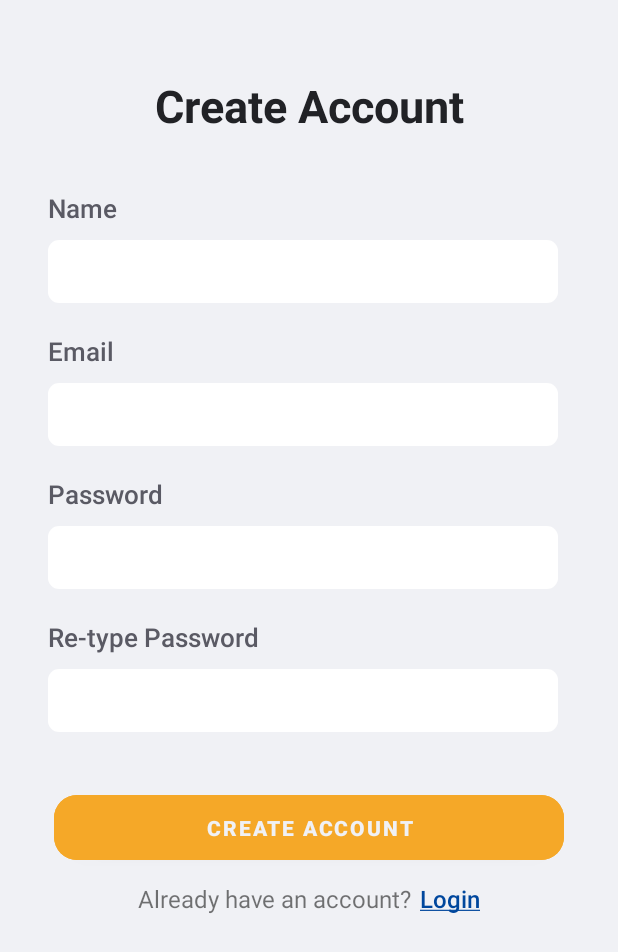
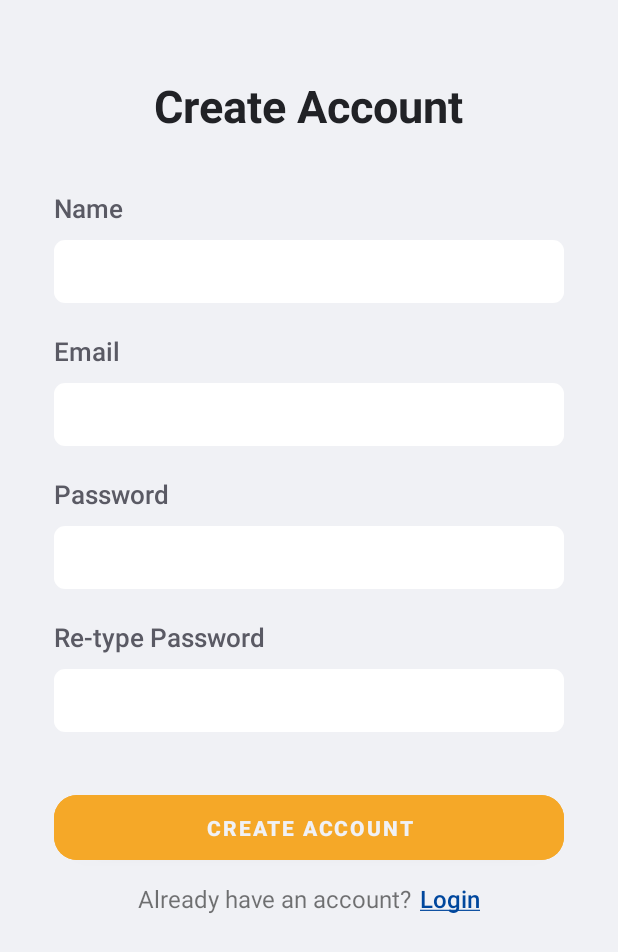
Before and after one commit to priskilladrn/TourIn, an Android app: the RegisterActivity screen opened directly, with no data from a screen before it, on a phone screen of 412 x 824 dp. Shown: the top 952 px of the screen. Run offline under Robolectric (Android 15) with nearby library versions, the light colour scheme and no system bars; our stand-ins replace Firebase (no records; nobody signed in at launch, a user with empty details on screens opened directly).

Commit message:
update banyak

```diff
--- a/app/src/main/java/com/example/tourin/AudioGuidance.java
+++ b/app/src/main/java/com/example/tourin/AudioGuidance.java
@@ -114,12 +114,12 @@ public class AudioGuidance extends AppCompatActivity {
                                     mHandler.postDelayed(runnable, 1000);
                                 }
                             })
-                            .setPositiveButton("Back to Home", new DialogInterface.OnClickListener() {
+                            .setPositiveButton("Finish", new DialogInterface.OnClickListener() {
                                 @Override
                                 public void onClick(DialogInterface dialogInterface, int i) {
                                     if (mp != null) mp.release();
                                     mHandler.removeCallbacks(runnable);
-                                    startActivity(new Intent(AudioGuidance.this, MainActivity.class));
+                                    //startActivity(new Intent(AudioGuidance.this, MainActivity.class));
                                     finish();
                                 }
                             }).show();
--- a/app/src/main/java/com/example/tourin/HomeFragment.java
+++ b/app/src/main/java/com/example/tourin/HomeFragment.java
@@ -10,11 +10,12 @@ import android.view.LayoutInflater;
 import android.view.View;
 import android.view.ViewGroup;
 import android.widget.Button;
+import android.widget.ScrollView;
 
 public class HomeFragment extends Fragment {
     Button btnTodetail;
     CardView cardViewMuseum,cardViewWaters,cardViewMountain,cardViewCeremonies,cardViewDances,cardViewFoods;
-
+    ScrollView myScrollView;
     public HomeFragment() {
         // Required empty public constructor
     }
@@ -28,6 +29,9 @@ public class HomeFragment extends Fragment {
         cardViewWaters = view.findViewById(R.id.boxWaters);
         cardViewMountain = view.findViewById(R.id.boxMountain);
         cardViewDances = view.findViewById(R.id.boxDances);
+        myScrollView = view.findViewById(R.id.scrollView);
+        myScrollView.setVerticalScrollBarEnabled(false);
+        myScrollView.setHorizontalScrollBarEnabled(false);
 
 
         cardViewMuseum.setOnClickListener(v -> {
--- /dev/null
+++ b/app/src/main/res/drawable/location.xml
@@ -0,0 +1,5 @@
+<vector android:height="24dp" android:tint="#000000"
+    android:viewportHeight="24" android:viewportWidth="24"
+    android:width="24dp" xmlns:android="http://schemas.android.com/apk/res/android">
+    <path android:fillColor="@android:color/white" android:pathData="M12,2C8.13,2 5,5.13 5,9c0,5.25 7,13 7,13s7,-7.75 7,-13c0,-3.87 -3.13,-7 -7,-7zM12,11.5c-1.38,0 -2.5,-1.12 -2.5,-2.5s1.12,-2.5 2.5,-2.5 2.5,1.12 2.5,2.5 -1.12,2.5 -2.5,2.5z"/>
+</vector>
--- a/app/src/main/res/layout/activity_register.xml
+++ b/app/src/main/res/layout/activity_register.xml
@@ -7,10 +7,11 @@
     tools:context=".RegisterActivity"
     android:background="@color/white">
 
-    <androidx.constraintlayout.widget.ConstraintLayout
+    <LinearLayout
         android:layout_width="match_parent"
         android:layout_height="match_parent"
-        android:paddingBottom="50dp">
+        android:paddingBottom="50dp"
+        android:orientation="vertical">
 
         <ProgressBar
             android:id="@+id/progressBarRegister"
@@ -32,22 +33,22 @@
             android:textColor="@color/black"
             android:textSize="30dp"
             android:textStyle="bold"
-            app:layout_constraintEnd_toEndOf="parent"
-            app:layout_constraintStart_toStartOf="parent"
-            app:layout_constraintTop_toTopOf="parent" />
+            android:layout_gravity="center"/>
 
+        <LinearLayout
+            android:layout_width="wrap_content"
+            android:layout_height="wrap_content"
+            android:orientation="vertical"
+            android:layout_gravity="center">
             <TextView
                 android:id="@+id/tvName"
                 android:layout_width="wrap_content"
                 android:layout_height="wrap_content"
-            android:layout_marginStart="32dp"
                 android:layout_marginTop="36dp"
                 android:fontFamily="sans-serif-medium"
                 android:text="Name"
                 android:textColor="@color/dark_gray"
-            android:textSize="17sp"
-            app:layout_constraintStart_toStartOf="parent"
-            app:layout_constraintTop_toBottomOf="@+id/textView" />
+                android:textSize="17sp" />
 
             <EditText
                 android:id="@+id/edtNameRegister"
@@ -56,22 +57,23 @@
                 android:layout_marginTop="9dp"
                 android:background="@drawable/round_edittext_login"
                 android:paddingHorizontal="10dp"
-            android:singleLine="true"
-            app:layout_constraintStart_toStartOf="@+id/tvName"
-            app:layout_constraintTop_toBottomOf="@+id/tvName" />
+                android:singleLine="true" />
+        </LinearLayout>
 
+        <LinearLayout
+            android:layout_width="wrap_content"
+            android:layout_height="wrap_content"
+            android:layout_gravity="center"
+            android:orientation="vertical">
             <TextView
                 android:id="@+id/tvEmail"
                 android:layout_width="wrap_content"
                 android:layout_height="wrap_content"
-            android:layout_marginStart="32dp"
                 android:layout_marginTop="20dp"
                 android:fontFamily="sans-serif-medium"
                 android:text="Email"
                 android:textColor="@color/dark_gray"
-            android:textSize="17sp"
-            app:layout_constraintStart_toStartOf="parent"
-            app:layout_constraintTop_toBottomOf="@+id/edtNameRegister" />
+                android:textSize="17sp" />
 
             <EditText
                 android:id="@+id/edtEmailRegister"
@@ -80,22 +82,23 @@
                 android:layout_marginTop="9dp"
                 android:background="@drawable/round_edittext_login"
                 android:paddingHorizontal="10dp"
-            android:singleLine="true"
-            app:layout_constraintStart_toStartOf="@+id/tvEmail"
-            app:layout_constraintTop_toBottomOf="@+id/tvEmail" />
+                android:singleLine="true" />
+        </LinearLayout>
 
+        <LinearLayout
+            android:layout_width="wrap_content"
+            android:layout_height="wrap_content"
+            android:layout_gravity="center"
+            android:orientation="vertical">
             <TextView
                 android:id="@+id/tvPassword"
                 android:layout_width="wrap_content"
                 android:layout_height="wrap_content"
-            android:layout_marginStart="32dp"
                 android:layout_marginTop="20dp"
                 android:fontFamily="sans-serif-medium"
                 android:text="Password"
                 android:textColor="@color/dark_gray"
-            android:textSize="17sp"
-            app:layout_constraintStart_toStartOf="parent"
-            app:layout_constraintTop_toBottomOf="@+id/edtEmailRegister" />
+                android:textSize="17sp"/>
 
             <EditText
                 android:id="@+id/edtPasswordRegister"
@@ -107,19 +110,22 @@
                 android:paddingHorizontal="10dp"
                 app:layout_constraintStart_toStartOf="@+id/tvPassword"
                 app:layout_constraintTop_toBottomOf="@+id/tvPassword" />
+        </LinearLayout>
 
+        <LinearLayout
+            android:layout_width="wrap_content"
+            android:layout_height="wrap_content"
+            android:layout_gravity="center"
+            android:orientation="vertical">
             <TextView
                 android:id="@+id/tvRetypeRegister"
                 android:layout_width="wrap_content"
                 android:layout_height="wrap_content"
-            android:layout_marginStart="32dp"
                 android:layout_marginTop="20dp"
                 android:fontFamily="sans-serif-medium"
                 android:text="Re-type Password"
                 android:textColor="@color/dark_gray"
-            android:textSize="17sp"
-            app:layout_constraintStart_toStartOf="parent"
-            app:layout_constraintTop_toBottomOf="@+id/edtPasswordRegister" />
+                android:textSize="17sp"/>
 
             <EditText
                 android:id="@+id/edtRetypeRegister"
@@ -129,22 +135,20 @@
                 android:background="@drawable/round_edittext_login"
                 android:inputType="textPassword"
                 android:paddingHorizontal="10dp"
-            android:singleLine="true"
-            app:layout_constraintStart_toStartOf="@+id/tvRetypeRegister"
-            app:layout_constraintTop_toBottomOf="@+id/tvRetypeRegister" />
+                android:singleLine="true" />
+
+        </LinearLayout>
 
         <Button
             android:id="@+id/btnRegister"
             android:layout_width="340dp"
             android:layout_height="55dp"
             android:layout_marginTop="36dp"
-            android:backgroundTint="@color/blue"
+            android:backgroundTint="@color/orange"
             android:text="Create Account"
             android:textStyle="bold"
             app:cornerRadius="15dp"
-            app:layout_constraintEnd_toEndOf="parent"
-            app:layout_constraintStart_toStartOf="parent"
-            app:layout_constraintTop_toBottomOf="@+id/edtRetypeRegister" />
+            android:layout_gravity="center"/>
 
         <LinearLayout
             android:layout_width="wrap_content"
@@ -174,7 +178,7 @@
                 android:textColor="#00479D"
                 android:textSize="16dp" />
         </LinearLayout>
-    </androidx.constraintlayout.widget.ConstraintLayout>
+    </LinearLayout>
 
 
 </ScrollView>
--- a/app/src/main/res/layout/popup_window.xml
+++ b/app/src/main/res/layout/popup_window.xml
@@ -56,7 +56,7 @@
             android:text="reset password"
             android:layout_marginTop="65dp"
             android:layout_gravity="center"
-            android:background="@color/blue"
+            android:background="@color/orange"
             android:textColor="@color/white"/>
 
     </LinearLayout>
--- a/app/src/main/res/values/colors.xml
+++ b/app/src/main/res/values/colors.xml
@@ -8,7 +8,7 @@
     <color name="black">#212226</color>
     <color name="real_white">#FFFFFFFF</color>
     <color name="dark_gray">#5A5A64</color>
-    <color name="blue">#F5A828</color>
+    <color name="orange">#F5A828</color>
     <color name="real_black">#FF000000</color>
     <color name="navbar">#D7DDEB</color>
     <color name="white">#F0F1F5</color>
--- a/app/src/main/res/values/themes.xml
+++ b/app/src/main/res/values/themes.xml
@@ -2,8 +2,8 @@
     <!-- Base application theme. -->
     <style name="Theme.TourIn" parent="Theme.MaterialComponents.DayNight.NoActionBar">
         <!-- Primary brand color. -->
-        <item name="colorPrimary">@color/blue</item>
-        <item name="colorPrimaryVariant">@color/blue</item>
+        <item name="colorPrimary">@color/orange</item>
+        <item name="colorPrimaryVariant">@color/orange</item>
         <item name="colorOnPrimary">@color/white</item>
         <!-- Secondary brand color. -->
         <item name="colorSecondary">@color/teal_200</item>
```
Also changed, not shown: app/src/main/res/layout/activity_login.xml (+29 -31 lines), app/src/main/res/layout/fragment_home.xml (+8 -2 lines), app/src/main/res/layout/museum_item.xml (+14 -4 lines). Lines whose indentation alone changed are shown as unchanged.
